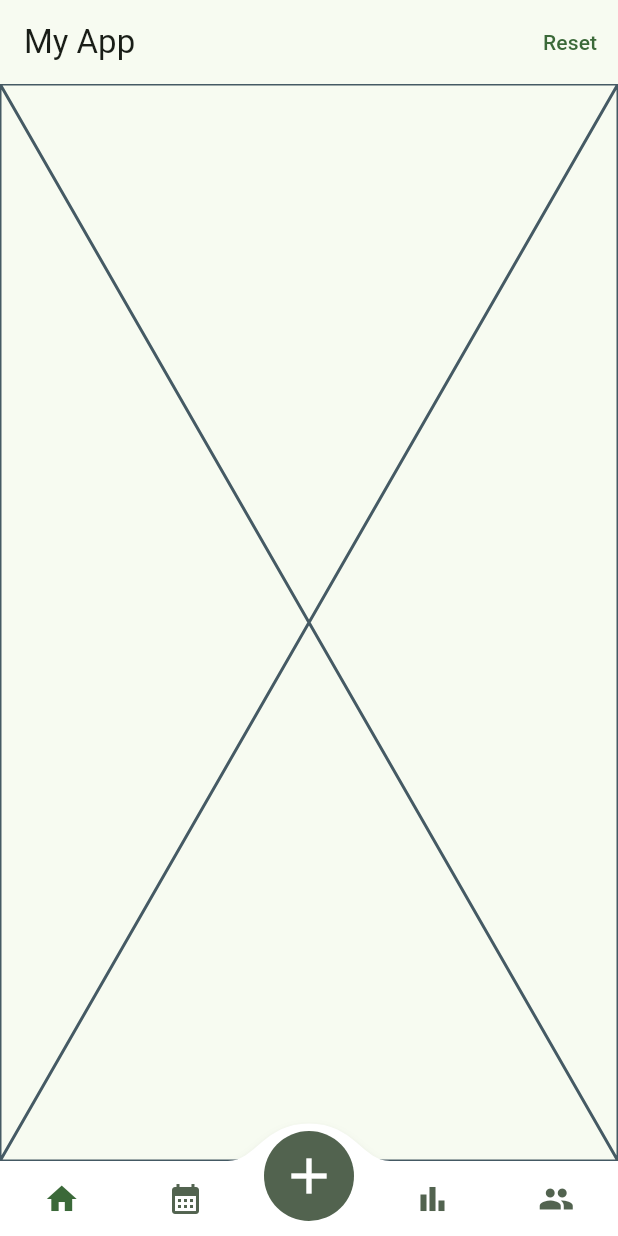
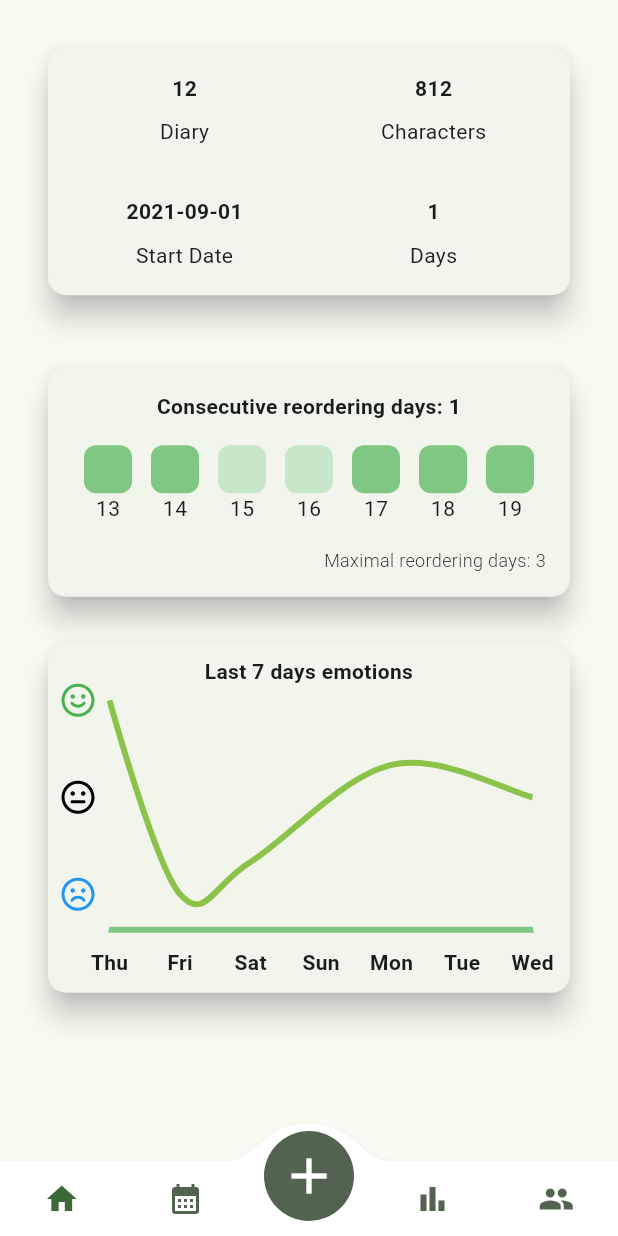
Before and after one commit to a7medkhalaf/flutter_gp_app, a Flutter app: the screen it shows after launch, swiped to page 3, on a phone screen of 412 x 824 dp. Run offline on Flutter 3.47's test engine with Material 3 defaults, Android fonts, the phone set to English and light mode, and no system bars; drawn by our look-alikes of convex_bottom_bar, fl_chart; our stand-ins replace device_preview, easy_date_timeline, flutter_bloc, flutter_svg, hive, hive_flutter; missing offline and left inert: flutter_quill; accounts and stored records are empty.

Commit message:
Add static review page

```diff
--- a/lib/bloc/diary_bloc.dart
+++ b/lib/bloc/diary_bloc.dart
@@ -1,5 +1,3 @@
-import 'dart:developer';
-
 import 'package:flutter/material.dart';
 import 'package:flutter_bloc/flutter_bloc.dart';
 import 'package:flutter_gp_app/data/models/diary_entry.dart';
--- /dev/null
+++ b/lib/presentation/resources/app_colors.dart
@@ -0,0 +1,25 @@
+import 'package:flutter/material.dart';
+
+class AppColors {
+  static const Color primary = contentColorCyan;
+  static const Color menuBackground = Color(0xFF090912);
+  static const Color itemsBackground = Color(0xFF1B2339);
+  static const Color pageBackground = Color(0xFF282E45);
+  static const Color mainTextColor1 = Colors.white;
+  static const Color mainTextColor2 = Colors.white70;
+  static const Color mainTextColor3 = Colors.white38;
+  static const Color mainGridLineColor = Colors.white10;
+  static const Color borderColor = Colors.white54;
+  static const Color gridLinesColor = Color(0x11FFFFFF);
+
+  static const Color contentColorBlack = Colors.black;
+  static const Color contentColorWhite = Colors.white;
+  static const Color contentColorBlue = Color(0xFF2196F3);
+  static const Color contentColorYellow = Color(0xFFFFC300);
+  static const Color contentColorOrange = Color(0xFFFF683B);
+  static const Color contentColorGreen = Color(0xFF3BFF49);
+  static const Color contentColorPurple = Color(0xFF6E1BFF);
+  static const Color contentColorPink = Color(0xFFFF3AF2);
+  static const Color contentColorRed = Color(0xFFE80054);
+  static const Color contentColorCyan = Color(0xFF50E4FF);
+}
--- /dev/null
+++ b/lib/presentation/resources/app_resources.dart
@@ -0,0 +1 @@
+export 'app_colors.dart';
--- a/lib/presentation/screens/main_screen.dart
+++ b/lib/presentation/screens/main_screen.dart
@@ -14,18 +14,19 @@ class MainScreen extends StatelessWidget {
     BlocProvider.of<DiaryBloc>(context).add(DiaryGetAllByMonth());
     final controller = PageController();
 
-    return Scaffold(
-      appBar: AppBar(
-        title: const Text('My App'),
-        actions: [
-          TextButton(
-            child: const Text('Reset'),
-            onPressed: () {
-              BlocProvider.of<DiaryBloc>(context).add(DiaryReset());
-            },
-          ),
-        ],
-      ),
+    return SafeArea(
+      child: Scaffold(
+        // appBar: AppBar(
+        //   title: const Text('My App'),
+        //   actions: [
+        //     TextButton(
+        //       child: const Text('Reset'),
+        //       onPressed: () {
+        //         BlocProvider.of<DiaryBloc>(context).add(DiaryReset());
+        //       },
+        //     ),
+        //   ],
+        // ),
         body: BlocConsumer<DiaryBloc, DiaryState>(
           listener: (context, state) {
             if (state is DiaryInitial) {
@@ -75,6 +76,7 @@ class MainScreen extends StatelessWidget {
             }
           },
         ),
+      ),
     );
   }
 }
--- a/lib/presentation/screens/pages/profile_page.dart
+++ b/lib/presentation/screens/pages/profile_page.dart
@@ -1,10 +1,88 @@
+import 'dart:developer';
+import 'dart:io';
+
+import 'package:flutter/cupertino.dart';
 import 'package:flutter/material.dart';
+import 'package:flutter/widgets.dart';
+import 'package:path_provider/path_provider.dart';
 
 class ProfilePage extends StatelessWidget {
   const ProfilePage({super.key});
 
   @override
   Widget build(BuildContext context) {
-    return const Placeholder();
+    return Column(
+      children: [
+        AppBar(
+          title: const Text('Hello, Khalaf!'),
+          centerTitle: false,
+        ),
+        Expanded(
+          child: ListView(
+            padding: const EdgeInsets.all(16),
+            children: [
+              Card(
+                child: ListTile(
+                  title: const Text(
+                    'Nickname',
+                    style: TextStyle(fontWeight: FontWeight.bold),
+                  ),
+                  subtitle: const Text('Khalaf'),
+                  leading: const Icon(Icons.person),
+                  onTap: () {
+                    showDialog(
+                      context: context,
+                      builder: (context) {
+                        return AlertDialog(
+                          title: const Text('Change Nickname'),
+                          content: const TextField(
+                            decoration: InputDecoration(
+                              hintText: 'Enter new nickname',
+                            ),
+                          ),
+                          actions: [
+                            TextButton(
+                              onPressed: () {
+                                Navigator.of(context).pop();
+                              },
+                              child: const Text(
+                                'Cancel',
+                                style: TextStyle(color: Colors.red),
+                              ),
+                            ),
+                            TextButton(
+                              onPressed: () {
+                                Navigator.of(context).pop();
+                              },
+                              child: const Text('Save'),
+                            ),
+                          ],
+                        );
+                      },
+                    );
+                  },
+                ),
+              ),
+              Card(
+                child: ListTile(
+                  title: const Text(
+                    'Test',
+                    style: TextStyle(fontWeight: FontWeight.bold),
+                  ),
+                  leading: const Icon(Icons.email),
+                  onTap: () async {
+                    final Directory? d = await getExternalStorageDirectory();
+                    final Directory? d2 =
+                        await getApplicationDocumentsDirectory();
+                    log('External Storage Directory: $d');
+                    log('Application Documents Directory: $d2');
+                  },
+                ),
+              ),
+            ],
+          ),
+        ),
+      ],
+    );
   }
 }
--- a/lib/presentation/screens/pages/review_page.dart
+++ b/lib/presentation/screens/pages/review_page.dart
@@ -1,10 +1,22 @@
 import 'package:flutter/material.dart';
+import 'package:flutter/widgets.dart';
+import 'package:flutter_gp_app/presentation/widgets/emotions_line_chart.dart';
+import 'package:flutter_gp_app/presentation/widgets/diary_stats.dart';
+import 'package:flutter_gp_app/presentation/widgets/diary_tracker_card.dart';
 
 class ReviewPage extends StatelessWidget {
   const ReviewPage({super.key});
 
   @override
   Widget build(BuildContext context) {
-    return const Placeholder();
+    return const SingleChildScrollView(
+      child: Column(
+        children: [
+          DiaryStatsCard(),
+          DiaryTrackerCard(),
+          EmotionsLineChart(),
+        ],
+      ),
+    );
   }
 }
--- a/lib/presentation/widgets/diary_list_view_per_month.dart
+++ b/lib/presentation/widgets/diary_list_view_per_month.dart
@@ -19,15 +19,18 @@ class DiaryListViewPerMonth extends StatelessWidget {
 
           return Column(
             children: [
-              Text(
+              AppBar(
+                title: Text(
                   DateFormat.yMMMM().format(state.diaryEntriesPerMonth
                       .elementAt(monthIndex)
                       .elementAt(0)
                       .date),
                   style: Theme.of(context)
                       .textTheme
-                    .bodyLarge!
+                      .titleLarge!
                       .copyWith(fontStyle: FontStyle.italic),
+                ),
+                centerTitle: true,
               ),
               ListView.builder(
                 padding: const EdgeInsets.all(8),
--- /dev/null
+++ b/lib/presentation/widgets/diary_stats.dart
@@ -0,0 +1,69 @@
+import 'package:flutter/material.dart';
+
+class DiaryStatsCard extends StatelessWidget {
+  const DiaryStatsCard({
+    super.key,
+  });
+
+  @override
+  Widget build(BuildContext context) {
+    return Card(
+      elevation: 8,
+      margin: const EdgeInsets.all(32.0),
+      child: GridView(
+        shrinkWrap: true,
+        gridDelegate: const SliverGridDelegateWithFixedCrossAxisCount(
+          crossAxisCount: 2,
+          childAspectRatio: 2.5,
+          mainAxisSpacing: 16,
+        ),
+        padding: const EdgeInsets.all(8),
+        children: const [
+          DiaryStatsCardItem(
+            title: 'Diary',
+            value: '12',
+          ),
+          DiaryStatsCardItem(
+            title: 'Characters',
+            value: '812',
+          ),
+          DiaryStatsCardItem(
+            title: 'Start Date',
+            value: '2021-09-01',
+          ),
+          DiaryStatsCardItem(
+            title: 'Days',
+            value: '1',
+          ),
+        ],
+      ),
+    );
+  }
+}
+
+class DiaryStatsCardItem extends StatelessWidget {
+  final String title;
+  final String value;
+  const DiaryStatsCardItem({
+    super.key,
+    required this.title,
+    required this.value,
+  });
+
+  @override
+  Widget build(BuildContext context) {
+    return Column(
+      mainAxisAlignment: MainAxisAlignment.spaceEvenly,
+      children: [
+        Text(
+          value,
+          style: const TextStyle(fontWeight: FontWeight.bold),
+        ),
+        Text(
+          title,
+          style: TextStyle(color: Colors.grey.shade900),
+        ),
+      ],
+    );
+  }
+}
--- /dev/null
+++ b/lib/presentation/widgets/diary_tracker_card.dart
@@ -0,0 +1,115 @@
+import 'package:flutter/material.dart';
+
+class DiaryTrackerCard extends StatelessWidget {
+  const DiaryTrackerCard({
+    super.key,
+  });
+
+  @override
+  Widget build(BuildContext context) {
+    return const Card(
+      margin: EdgeInsets.symmetric(
+        horizontal: 32.0,
+        vertical: 16.0,
+      ),
+      elevation: 8,
+      child: Padding(
+        padding: EdgeInsets.all(16.0),
+        child: Column(
+          crossAxisAlignment: CrossAxisAlignment.stretch,
+          children: [
+            Text(
+              'Consecutive reordering days: 1',
+              style: TextStyle(fontWeight: FontWeight.bold),
+              textAlign: TextAlign.center,
+            ),
+            Padding(
+              padding: EdgeInsets.symmetric(
+                vertical: 16.0,
+                horizontal: 8.0,
+              ),
+              child: DiaryTrackerWeek(),
+            ),
+            Text(
+              'Maximal reordering days: 3',
+              style: TextStyle(fontWeight: FontWeight.w300, fontSize: 12),
+              textAlign: TextAlign.end,
+            ),
+          ],
+        ),
+      ),
+    );
+  }
+}
+
+class DiaryTrackerWeek extends StatelessWidget {
+  const DiaryTrackerWeek({
+    super.key,
+  });
+
+  @override
+  Widget build(BuildContext context) {
+    return Row(
+      mainAxisAlignment: MainAxisAlignment.spaceBetween,
+      children: [
+        TrackerDay(
+          day: DateTime.now().subtract(const Duration(days: 6)).day,
+          hasDiary: true,
+        ),
+        TrackerDay(
+          day: DateTime.now().subtract(const Duration(days: 5)).day,
+          hasDiary: true,
+        ),
+        TrackerDay(
+          day: DateTime.now().subtract(const Duration(days: 4)).day,
+          hasDiary: false,
+        ),
+        TrackerDay(
+          day: DateTime.now().subtract(const Duration(days: 3)).day,
+          hasDiary: false,
+        ),
+        TrackerDay(
+          day: DateTime.now().subtract(const Duration(days: 2)).day,
+          hasDiary: true,
+        ),
+        TrackerDay(
+          day: DateTime.now().subtract(const Duration(days: 1)).day,
+          hasDiary: true,
+        ),
+        TrackerDay(
+          day: DateTime.now().day,
+          hasDiary: true,
+        ),
+      ],
+    );
+  }
+}
+
+class TrackerDay extends StatelessWidget {
+  final int day;
+  final bool hasDiary;
+  const TrackerDay({
+    super.key,
+    required this.day,
+    required this.hasDiary,
+  });
+
+  @override
+  Widget build(BuildContext context) {
+    return Column(
+      children: [
+        Container(
+          width: 32,
+          height: 32,
+          decoration: BoxDecoration(
+            color: hasDiary ? Colors.green.shade300 : Colors.green.shade100,
+            borderRadius: BorderRadius.circular(8),
+          ),
+        ),
+        Text(
+          day.toString(),
+        ),
+      ],
+    );
+  }
+}
--- /dev/null
+++ b/lib/presentation/widgets/emotions_line_chart.dart
@@ -0,0 +1,172 @@
+import 'package:fl_chart/fl_chart.dart';
+import 'package:flutter/material.dart';
+import 'package:flutter_gp_app/presentation/widgets/constants.dart';
+import 'package:flutter_svg/flutter_svg.dart';
+import 'package:intl/intl.dart';
+
+class _LineChart extends StatelessWidget {
+  const _LineChart();
+
+  @override
+  Widget build(BuildContext context) {
+    return LineChart(
+      LineChartData(
+        gridData: gridData,
+        titlesData: titlesData1,
+        borderData: borderData,
+        lineBarsData: lineBarsData1,
+        minX: 0,
+        maxX: 6,
+        minY: 0,
+        maxY: 7,
+      ),
+      duration: const Duration(milliseconds: 250),
+    );
+  }
+
+  FlTitlesData get titlesData1 => FlTitlesData(
+        bottomTitles: AxisTitles(
+          sideTitles: bottomTitles,
+        ),
+        rightTitles: const AxisTitles(
+          sideTitles: SideTitles(showTitles: false),
+        ),
+        topTitles: const AxisTitles(
+          sideTitles: SideTitles(showTitles: false),
+        ),
+        leftTitles: AxisTitles(
+          sideTitles: leftTitles(),
+        ),
+      );
+
+  List<LineChartBarData> get lineBarsData1 => [
+        lineChartBarData1,
+      ];
+
+  Widget leftTitleWidgets(double value, TitleMeta meta) {
+    String emojiAsset;
+    Color color;
+    switch (value.toInt()) {
+      case 1:
+        emojiAsset = emojiSad;
+        color = Colors.blue;
+        break;
+
+      case 4:
+        emojiAsset = emojiNeutral;
+        color = Colors.black;
+        break;
+
+      case 7:
+        emojiAsset = emojiJoy;
+        color = Colors.green;
+
+        break;
+      default:
+        return Container();
+    }
+
+    return Padding(
+      padding: const EdgeInsets.only(right: 8.0),
+      child: SvgPicture.asset(
+        emojiAsset,
+        colorFilter: ColorFilter.mode(color, BlendMode.srcIn),
+      ),
+    );
+  }
+
+  SideTitles leftTitles() => SideTitles(
+        getTitlesWidget: leftTitleWidgets,
+        showTitles: true,
+        interval: 1,
+        reservedSize: 32,
+      );
+
+  Widget bottomTitleWidgets(double value, TitleMeta meta) {
+    Widget text = Text(
+      DateFormat.E().format(
+        DateTime.now().subtract(Duration(days: 6 - value.toInt())),
+      ),
+      style: const TextStyle(fontWeight: FontWeight.bold),
+    );
+
+    return SideTitleWidget(
+      axisSide: meta.axisSide,
+      space: 10,
+      child: text,
+    );
+  }
+
+  SideTitles get bottomTitles => SideTitles(
+        showTitles: true,
+        reservedSize: 32,
+        interval: 1,
+        getTitlesWidget: bottomTitleWidgets,
+      );
+
+  FlGridData get gridData => const FlGridData(show: false);
+
+  FlBorderData get borderData => FlBorderData(
+        show: true,
+        border: Border(
+          bottom: BorderSide(color: Colors.green.shade300, width: 4),
+          left: const BorderSide(color: Colors.transparent),
+          right: const BorderSide(color: Colors.transparent),
+          top: const BorderSide(color: Colors.transparent),
+        ),
+      );
+
+  LineChartBarData get lineChartBarData1 => LineChartBarData(
+        isCurved: true,
+        color: Colors.lightGreen,
+        barWidth: 4,
+        dotData: const FlDotData(show: false),
+        spots: const [
+          FlSpot(0, 7),
+          FlSpot(1, 1),
+          FlSpot(2, 2),
+          FlSpot(4, 5),
+          FlSpot(6, 4),
+        ],
+      );
+}
+
+class EmotionsLineChart extends StatelessWidget {
+  const EmotionsLineChart({super.key});
+
+  @override
+  Widget build(BuildContext context) {
+    return const Card(
+      elevation: 8,
+      margin: EdgeInsets.symmetric(
+        horizontal: 32.0,
+        vertical: 16.0,
+      ),
+      child: AspectRatio(
+        aspectRatio: 1.5,
+        child: Column(
+          crossAxisAlignment: CrossAxisAlignment.stretch,
+          children: [
+            SizedBox(height: 8),
+            Text(
+              'Last 7 days emotions',
+              style: TextStyle(fontWeight: FontWeight.bold),
+              textAlign: TextAlign.center,
+            ),
+            SizedBox(height: 8),
+            Expanded(
+              child: Padding(
+                padding: EdgeInsets.only(
+                  left: 8.0,
+                  right: 24.0,
+                ),
+                child: _LineChart(),
+              ),
+            ),
+            SizedBox(height: 8),
+          ],
+        ),
+      ),
+    );
+  }
+}
--- a/pubspec.yaml
+++ b/pubspec.yaml
@@ -12,6 +12,7 @@ dependencies:
   device_info_plus: ^9.1.2
   device_preview: ^1.1.0
   easy_date_timeline: ^1.0.3
+  fl_chart: ^0.67.0
   flutter:
     sdk: flutter
   flutter_bloc: ^8.1.5
```
Also changed, not shown: pubspec.lock, 1 other file. Lines whose indentation alone changed are shown as unchanged.
